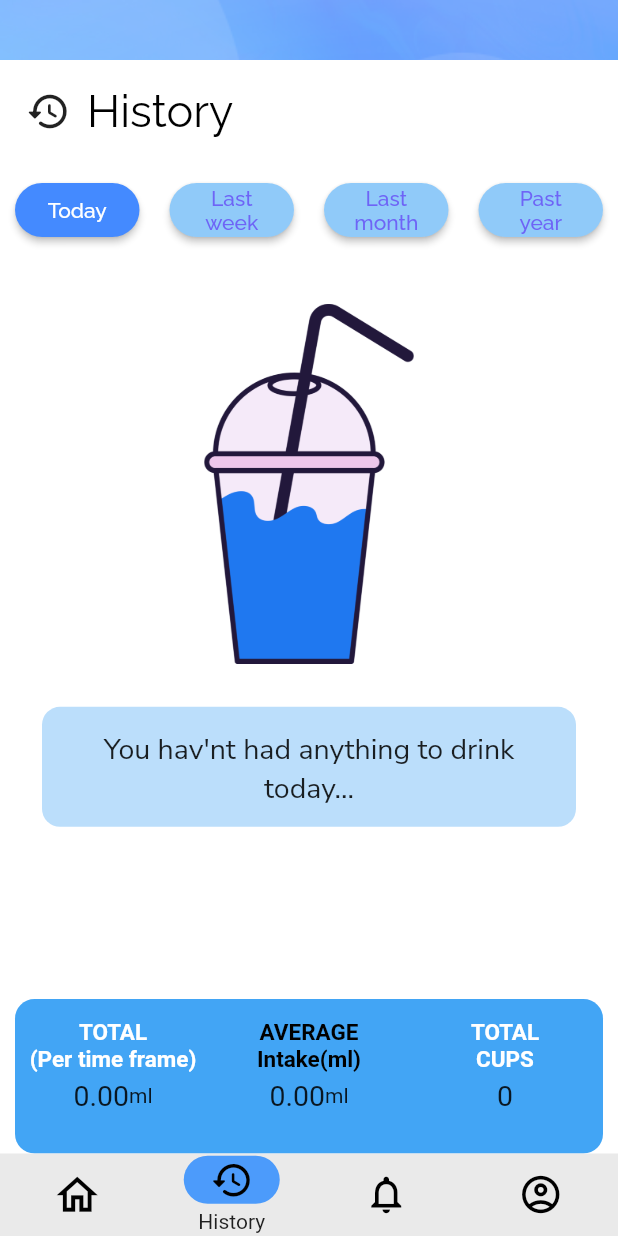
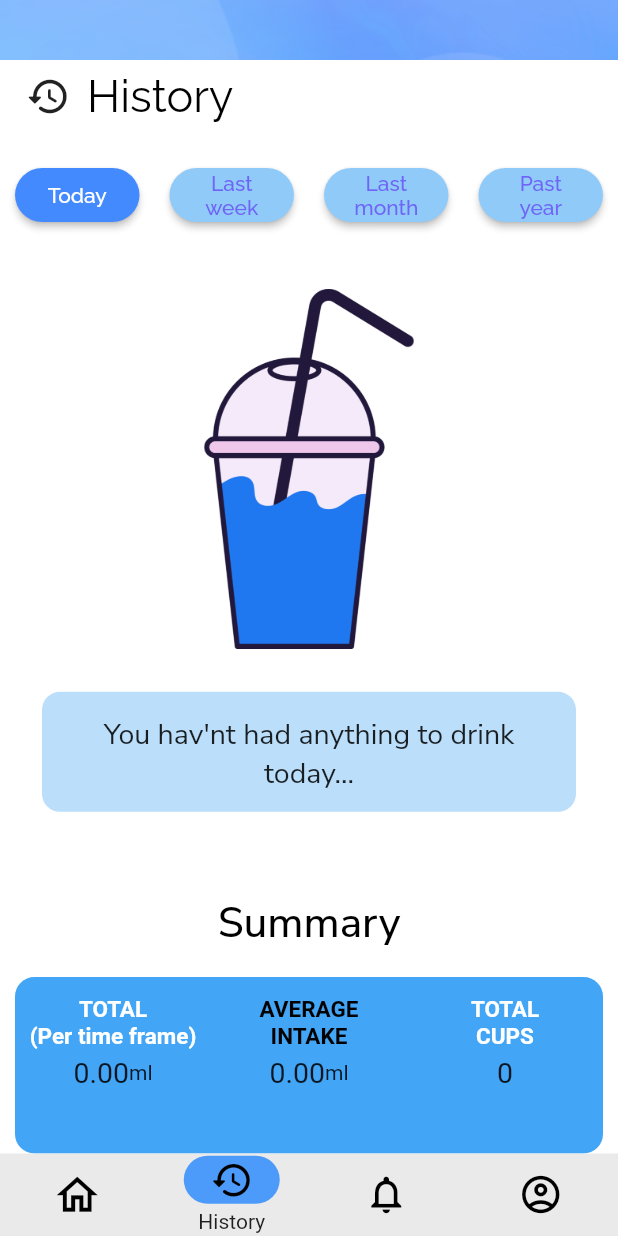
Before and after one commit to Anslem27/Drink-Up, a Flutter app: the screen it shows after launch, item 2 of the bottom bar chosen, on a phone screen of 412 x 824 dp. Run offline on Flutter 3.47's test engine with Material 2 defaults, Android fonts, the light colour scheme and no system bars; our stand-ins replace flutter_local_notifications, flutter_redux, get, get_storage, google_fonts, redux and 2 more; accounts and stored records are empty.

Commit message:
removed some errors

```diff
--- a/lib/screens/history/history_page.dart
+++ b/lib/screens/history/history_page.dart
@@ -6,7 +6,6 @@ import 'package:flutter_redux/flutter_redux.dart';
 import '../../managers/database/drink_history.dart';
 import '../../Models/app_state.dart';
 import '../../util/utilities.dart';
-import '../../widgets/container_wrapper/container_wrapper.dart';
 import 'history_manager.dart';
 import 'widgets/history_widgets.dart';
 
@@ -113,7 +112,7 @@ class _HistoryPageState extends State<HistoryPage>
       statWidgets.add(
         Expanded(
           child: HistorySummaryText(
-              "AVERAGE Intake(ml)",
+              "AVERAGE INTAKE",
               currentEntries.isNotEmpty ? summary / currentEntries.length : 0.0,
               Colors.black,
               unit: 'ml'),
@@ -190,11 +189,11 @@ class _HistoryPageState extends State<HistoryPage>
         return Scaffold(
           body: SafeArea(
             child: Column(
+              crossAxisAlignment: CrossAxisAlignment.center,
               mainAxisAlignment: MainAxisAlignment.start,
               children: <Widget>[
                 Padding(
-                  padding: const EdgeInsets.only(
-                      top: 10, bottom: 8, right: 8, left: 8),
+                  padding: const EdgeInsets.only(bottom: 8, right: 8, left: 8),
                   child: Row(
                     children: [
                       IconButton(
@@ -237,9 +236,29 @@ class _HistoryPageState extends State<HistoryPage>
                     tabController: _tabController,
                   ),
                 ),
-                Container(
+                SizedBox(height: MediaQuery.of(context).size.height / 55),
+                Text(
+                  "Summary",
+                  style: GoogleFonts.nunitoSans(
+                    color: Theme.of(context).focusColor,
+                    fontSize: 28,
+                    fontWeight: FontWeight.w500,
+                  ),
+                ),
+                SizedBox(height: MediaQuery.of(context).size.height / 50),
+                bottomCard(context, entries),
+              ],
+            ),
+          ),
+        );
+      },
+    );
+  }
+
+  Container bottomCard(BuildContext context, List<DrinkHistoryEntry> entries) {
+    return Container(
       margin: const EdgeInsets.only(left: 10, right: 10),
-                  height: MediaQuery.of(context).size.height / 8,
+      height: MediaQuery.of(context).size.height / 7,
       decoration: BoxDecoration(
         color: Colors.blue[400],
         borderRadius: BorderRadius.circular(13),
@@ -252,12 +271,6 @@ class _HistoryPageState extends State<HistoryPage>
           children: _buildStats(entries),
         ),
       ),
-                ),
-              ],
-            ),
-          ),
-        );
-      },
     );
   }
 }
@@ -364,6 +377,7 @@ class DrinkHitoryListItem extends StatelessWidget {
                       "At $readableTime",
                       style: const TextStyle(
                         fontSize: 18.0,
+                        fontWeight: FontWeight.w500,
                       ),
                     ),
                   ],
@@ -379,6 +393,7 @@ class DrinkHitoryListItem extends StatelessWidget {
                   style: const TextStyle(
                     color: Colors.blueAccent,
                     fontSize: 20.0,
+                    fontWeight: FontWeight.w500,
                   ),
                 ),
               ),
--- a/lib/widgets/circle_menu/circle_menu.dart
+++ b/lib/widgets/circle_menu/circle_menu.dart
@@ -1,3 +1,5 @@
+// ignore_for_file: prefer_typing_uninitialized_variables
+
 import 'dart:math';
 import 'package:flutter/material.dart';
 import 'circle_menu_toggle_button.dart';
```
Lines whose indentation alone changed are shown as unchanged.
